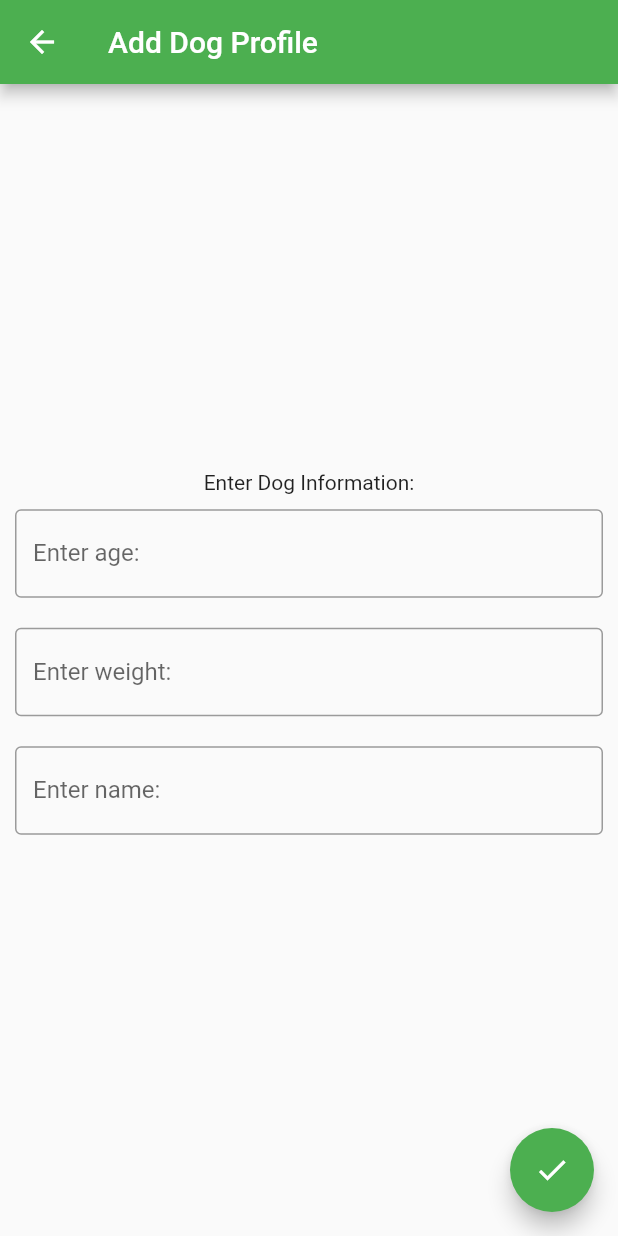
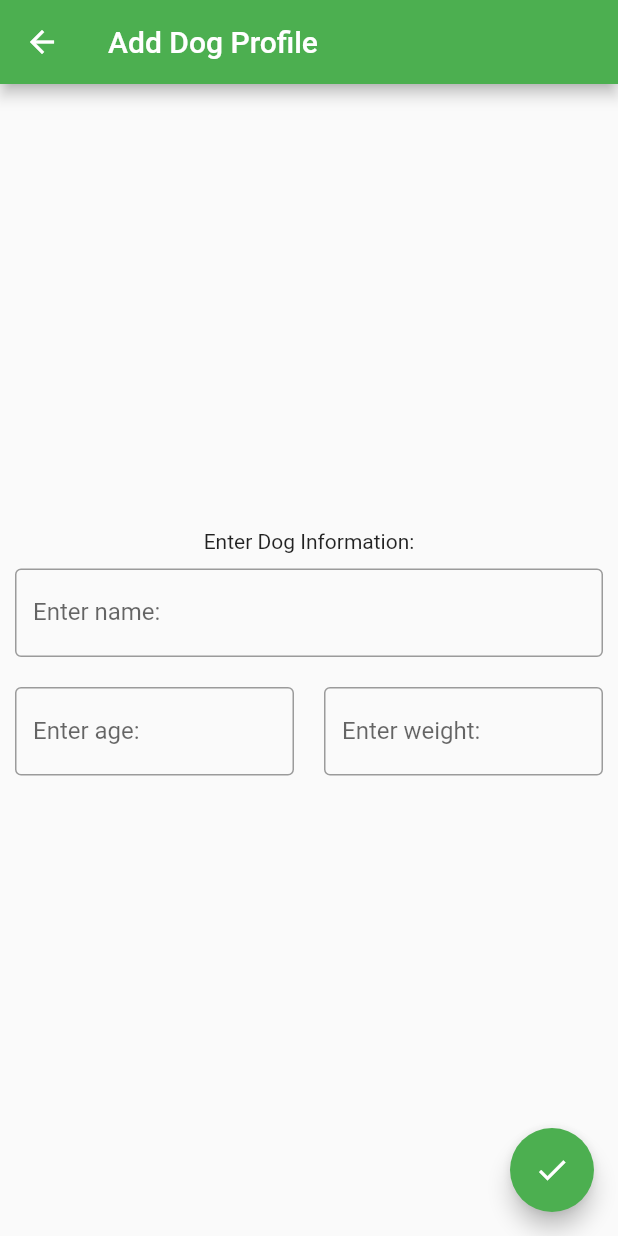
Before and after one commit to owenlovett/puppy-do, a Flutter app: the AddDogPage screen opened directly, on a phone screen of 412 x 824 dp. Run offline on Flutter 3.47's test engine with Material 2 defaults, Android fonts, the phone set to English and light mode, and no system bars; network calls fail.

Commit message:
reorganized add dog page

```diff
--- a/lib/add_dog.dart
+++ b/lib/add_dog.dart
@@ -37,11 +37,28 @@ class _AddDogState extends State<AddDogPage> {
                 obscureText: false,
                 decoration: InputDecoration(
                   border: OutlineInputBorder(),
+                  labelText: 'Enter name: ',
+                ),
+              ),
+            ),
+            Row(
+              children: <Widget>[
+                Flexible(
+                  flex: 1,
+                  child: Container(
+                    margin: const EdgeInsets.all(10),
+                    child: const TextField(
+                      obscureText: false,
+                      decoration: InputDecoration(
+                        border: OutlineInputBorder(),
                         labelText: 'Enter age: ',
                       ),
                     ),
                   ),
-            Container(
+                ),
+                Flexible(
+                  flex: 1,
+                  child: Container(
                     margin: const EdgeInsets.all(10),
                     child: const TextField(
                       obscureText: false,
@@ -51,15 +68,8 @@ class _AddDogState extends State<AddDogPage> {
                       ),
                     ),
                   ),
-            Container(
-              margin: const EdgeInsets.all(10),
-              child: const TextField(
-                obscureText: false,
-                decoration: InputDecoration(
-                  border: OutlineInputBorder(),
-                  labelText: 'Enter name: ',
                 ),
-              ),
+              ],
             ),
           ],
         ),
```
Lines whose indentation alone changed are shown as unchanged.
